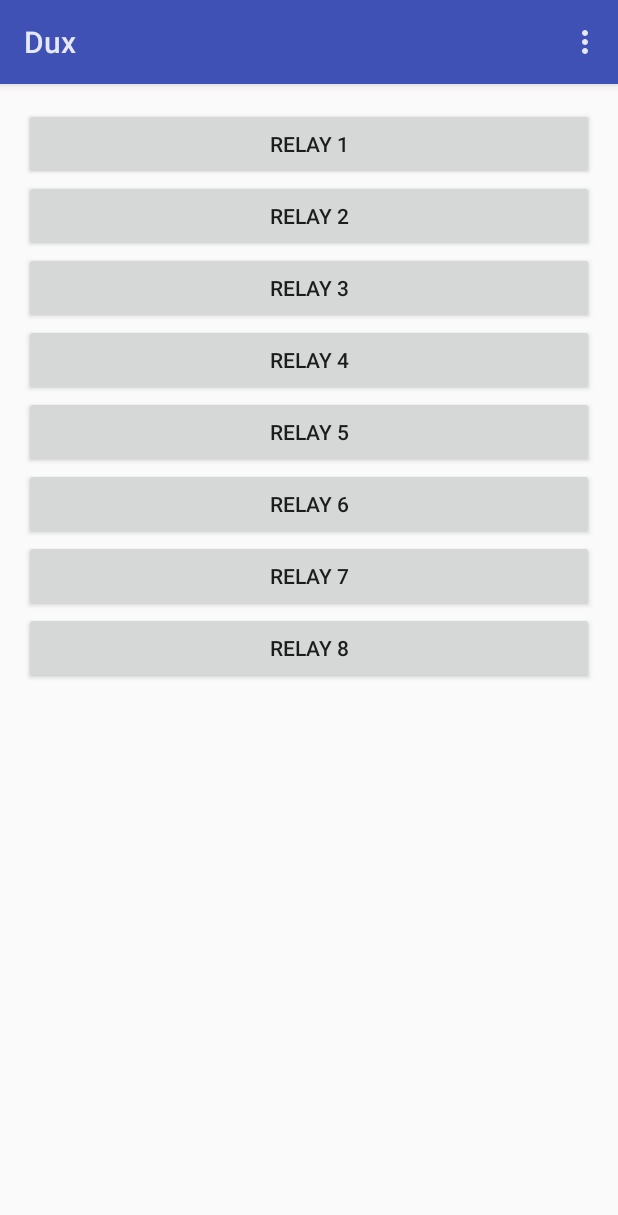
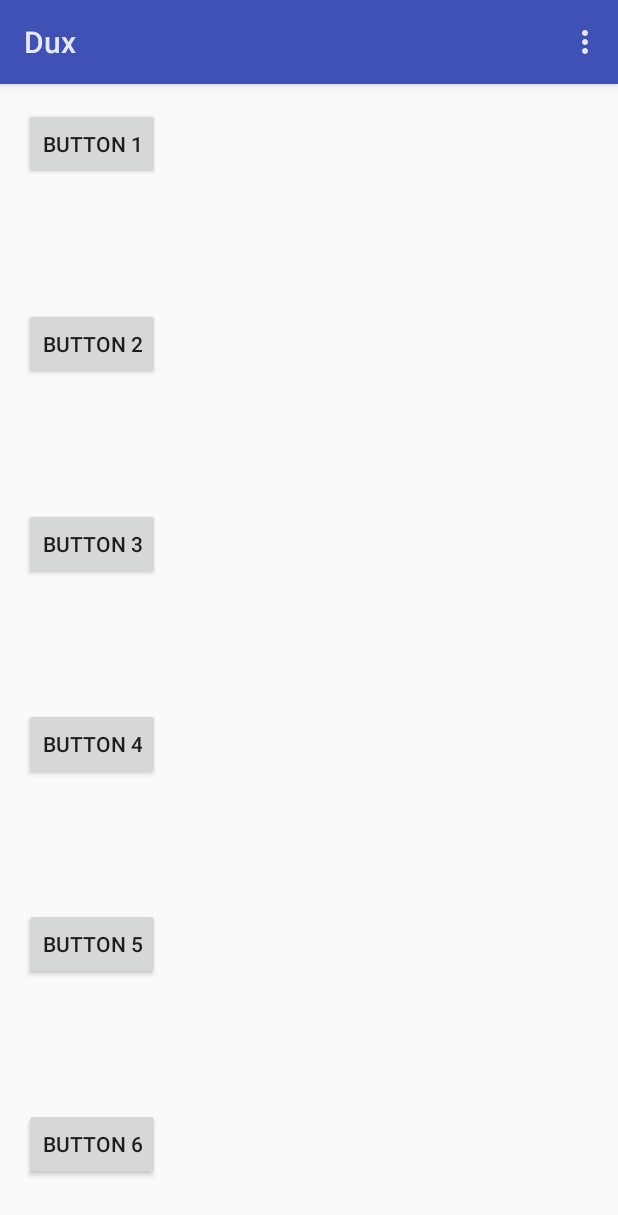
Before and after one commit to ryanturner/vulcan-unus, an Android app: the screen it shows after launch (MainActivity), on a phone screen of 412 x 824 dp. Shown: the top 1215 px of the screen. Run offline under Robolectric (Android 15) with nearby library versions, the light colour scheme and no system bars; libraries missing offline, so code that uses them is left out: com.squareup.okhttp.

Commit message:
Button creation is now independent of pins; need to update togglePin to actually reflect the new buttonStates though, and I should probably update some of the variable name sin MainActivityFragment for the states to not be so confusing... or at least at comments

```diff
--- a/vulcanus-dux-android/mobile/src/main/java/co/vulcanus/dux/model/ButtonState.java
+++ b/vulcanus-dux-android/mobile/src/main/java/co/vulcanus/dux/model/ButtonState.java
@@ -1,5 +1,6 @@
 package co.vulcanus.dux.model;
 
+import java.util.ArrayList;
 import java.util.List;
 
 /**
@@ -9,6 +10,10 @@ public class ButtonState {
     private boolean isDefault;
     private String stateName;
     private List<Pin> pinStates;
+
+    public ButtonState() {
+        this.pinStates = new ArrayList<Pin>();
+    }
 
     public boolean isDefault() {
         return isDefault;
--- /dev/null
+++ b/vulcanus-dux-android/mobile/src/main/java/co/vulcanus/dux/model/DuxButton.java
@@ -0,0 +1,88 @@
+package co.vulcanus.dux.model;
+
+import android.widget.Button;
+
+import java.io.Serializable;
+import java.util.ArrayList;
+import java.util.List;
+
+/**
+ * Created by ryan_turner on 10/20/15.
+ */
+public class DuxButton implements Serializable {
+    private int id;
+    private int left;
+    private int top;
+    private String label;
+    private transient Button view = null;
+    private List<ButtonState> buttonStateList;
+    private ButtonState currentState = null;
+
+    public DuxButton() {
+        this.buttonStateList = new ArrayList<ButtonState>();
+    }
+
+    public List<ButtonState> getButtonStateList() {
+        return buttonStateList;
+    }
+
+    public void setButtonStateList(List<ButtonState> buttonStateList) {
+        this.buttonStateList = buttonStateList;
+    }
+
+    public Button getView() {
+        return view;
+    }
+
+    public void setView(Button view) {
+        this.view = view;
+    }
+
+    public int getLeft() {
+        return left;
+    }
+
+    public void setLeft(int left) {
+        this.left = left;
+    }
+
+    public int getTop() {
+        return top;
+    }
+
+    public void setTop(int top) {
+        this.top = top;
+    }
+
+    public int getId() {
+        return id;
+    }
+
+    public void setId(int id) {
+        this.id = id;
+    }
+
+    public String getLabel() {
+        return label;
+    }
+
+    public void setLabel(String label) {
+        this.label = label;
+    }
+
+    public ButtonState getCurrentState() {
+        if(currentState == null && buttonStateList.size() > 0) {
+            for(ButtonState buttonState : buttonStateList) {
+                if(buttonState.isDefault()) {
+                    currentState = buttonState;
+                    break;
+                }
+            }
+        }
+        return currentState;
+    }
+
+    public void setCurrentState(ButtonState currentState) {
+        this.currentState = currentState;
+    }
+}
--- /dev/null
+++ b/vulcanus-dux-android/mobile/src/main/java/co/vulcanus/dux/model/PanelModel.java
@@ -0,0 +1,34 @@
+package co.vulcanus.dux.model;
+
+import android.util.Log;
+
+import java.io.Serializable;
+import java.util.ArrayList;
+import java.util.List;
+
+import co.vulcanus.dux.util.Constants;
+
+/**
+ * Created by ryan_turner on 10/21/15.
+ */
+public class PanelModel implements Serializable {
+    private List<DuxButton> buttons = new ArrayList<DuxButton>();
+
+    public List<DuxButton> getButtons() {
+        return buttons;
+    }
+
+    public DuxButton getButtonForId(int id) {
+        for(DuxButton duxButton : buttons) {
+            if(duxButton.getId() == id) {
+                return duxButton;
+            }
+        }
+        Log.e(Constants.LOG_TAG, "Failed to find button for ID " + id);
+        return null;
+    }
+
+    public void setButtons(List<DuxButton> buttons) {
+        this.buttons = buttons;
+    }
+}
--- a/vulcanus-dux-android/mobile/src/main/java/co/vulcanus/dux/ui/fragment/MainActivityFragment.java
+++ b/vulcanus-dux-android/mobile/src/main/java/co/vulcanus/dux/ui/fragment/MainActivityFragment.java
@@ -5,15 +5,19 @@ import android.graphics.PorterDuff;
 import android.preference.PreferenceManager;
 import android.support.v4.app.Fragment;
 import android.os.Bundle;
-import android.util.Log;
 import android.view.LayoutInflater;
 import android.view.View;
 import android.view.ViewGroup;
 import android.widget.Button;
-import android.widget.LinearLayout;
+import android.widget.RelativeLayout;
+
+import java.util.ArrayList;
 
 import co.vulcanus.dux.R;
+import co.vulcanus.dux.model.ButtonState;
 import co.vulcanus.dux.model.DeviceState;
+import co.vulcanus.dux.model.DuxButton;
+import co.vulcanus.dux.model.PanelModel;
 import co.vulcanus.dux.model.Pin;
 import co.vulcanus.dux.service.RestClient;
 import co.vulcanus.dux.util.Constants;
@@ -27,15 +31,11 @@ import retrofit.Retrofit;
  * A placeholder fragment containing a simple view.
  */
 public class MainActivityFragment extends Fragment implements View.OnClickListener, SharedPreferences.OnSharedPreferenceChangeListener {
-    Button button1;
-    Button button2;
-    Button button3;
-    Button button4;
-    Button button5;
-    Button button6;
-    Button button7;
-    Button button8;
+    RelativeLayout panel;
     DeviceState deviceState;
+    PanelModel panelModel;
+    SharedPreferences SP;
+    View view;
 
     public MainActivityFragment() {
     }
@@ -43,17 +43,64 @@ public class MainActivityFragment extends Fragment implements View.OnClickListen
     @Override
     public View onCreateView(LayoutInflater inflater, ViewGroup container,
                              Bundle savedInstanceState) {
-        View view = inflater.inflate(R.layout.fragment_main, container, false);
-        LinearLayout linearLayout = (LinearLayout)view.findViewById(R.id.linearLayout);
-
-
-        for(int i = 0; i < linearLayout.getChildCount(); i++) {
-            Button button = (Button) linearLayout.getChildAt(i);
-            button.setOnClickListener(this);
-
-        }
+        view = inflater.inflate(R.layout.fragment_main, container, false);
+        panel = (RelativeLayout)view.findViewById(R.id.panel);
+        panelModel = new PanelModel();
+        SP = PreferenceManager.getDefaultSharedPreferences(this.getContext());
+        initialCreateButtons();
         this.setDeviceState();
         return view;
+    }
+
+    /**
+     * This method gets called when the app needs to start from scratch and create all of the buttons
+     * This generally should only be called on the first run
+     */
+    private void initialCreateButtons() {
+        panel = (RelativeLayout) view.findViewById(R.id.panel);
+        for (int i = 0; i < Integer.valueOf(SP.getString(Constants.EMBEDDED_NUMBER_OF_RELAYS, Constants.EMBEDDED_NUMBER_OF_RELAYS_DEFAULT)); i++) {
+            DuxButton duxButton = new DuxButton();
+            Button button = new Button(getContext());
+            button.setText("Button " + (i + 1));
+            int buttonId = i +
+                    Integer.valueOf(SP.getString(Constants.EMBEDDED_FIRST_PIN,
+                            Constants.EMBEDDED_FIRST_PIN_DEFAULT));
+            button.setTag(buttonId);
+            duxButton.setId(buttonId);
+            RelativeLayout.LayoutParams layoutParams = new RelativeLayout.LayoutParams(
+                    ViewGroup.LayoutParams.WRAP_CONTENT,
+                    ViewGroup.LayoutParams.WRAP_CONTENT);
+            int topMargin = (i == 0) ? 0 : i * 200;
+            layoutParams.setMargins(0, i * 200, 0, 0);
+
+            ButtonState offState = new ButtonState();
+            offState.setStateName("Off");
+            ArrayList<Pin> offStateStates = new ArrayList<Pin>();
+            Pin offStateStatesPin = new Pin();
+            offStateStatesPin.setIsHigh(false);
+            offStateStatesPin.setNumber(buttonId);
+            offStateStates.add(offStateStatesPin);
+            offState.setPinStates(offStateStates);
+            offState.setIsDefault(true);
+            duxButton.getButtonStateList().add(offState);
+
+            ButtonState onState = new ButtonState();
+            onState.setStateName("On");
+            ArrayList<Pin> onStateStates = new ArrayList<Pin>();
+            Pin onStateStatesPin = new Pin();
+            onStateStatesPin.setIsHigh(true);
+            onStateStatesPin.setNumber(buttonId);
+            onStateStates.add(onStateStatesPin);
+            onState.setPinStates(onStateStates);
+            duxButton.getButtonStateList().add(onState);
+
+            offState.setPinStates(offStateStates);
+            button.setLayoutParams(layoutParams);
+            button.setOnClickListener(this);
+            panel.addView(button);
+            duxButton.setView(button);
+            panelModel.getButtons().add(duxButton);
+        }
     }
     public void setDeviceState() {
         SharedPreferences SP = PreferenceManager.getDefaultSharedPreferences(this.getContext());
@@ -74,49 +121,15 @@ public class MainActivityFragment extends Fragment implements View.OnClickListen
 
     @Override
     public void onClick(View v) {
-        switch (v.getId()) {
-            case R.id.button: {
-                this.togglePin(v, 2);
-                break;
-            }
-            case R.id.button2: {
-                this.togglePin(v, 3);
-                break;
-            }
-            case R.id.button3: {
-                this.togglePin(v, 4);
-                break;
-            }
-            case R.id.button4: {
-                this.togglePin(v, 5);
-                break;
-            }
-            case R.id.button5: {
-                this.togglePin(v, 6);
-                break;
-            }
-            case R.id.button6: {
-                this.togglePin(v, 7);
-                break;
-            }
-            case R.id.button7: {
-                this.togglePin(v, 8);
-                break;
-            }
-            case R.id.button8: {
-                this.togglePin(v, 9);
-                break;
-            }
-            default: {
-
-                break;
-            }
+        int id = Integer.valueOf(v.getTag().toString());
+        DuxButton button = panelModel.getButtonForId(id);
+        if(button != null) {
+            this.togglePin(v, id);
         }
     }
 
     private void togglePin(View v, int pinNumber) {
         Pin pin = this.deviceState.getPin(pinNumber);
-        SharedPreferences SP = PreferenceManager.getDefaultSharedPreferences(this.getContext());
         boolean reverseLogic = SP.getBoolean(Constants.EMBEDDED_REVERSE_LOGIC, Constants.EMBEDDED_REVERSE_LOGIC_DEFAULT);
         pin.setIsHigh(!pin.isHigh());
         if(pin.isHigh() ^ reverseLogic) { //Good 'ol xor!
--- a/vulcanus-dux-android/mobile/src/main/res/layout/fragment_main.xml
+++ b/vulcanus-dux-android/mobile/src/main/res/layout/fragment_main.xml
@@ -4,65 +4,7 @@
     android:paddingRight="@dimen/activity_horizontal_margin"
     android:paddingTop="@dimen/activity_vertical_margin"
     android:paddingBottom="@dimen/activity_vertical_margin" tools:showIn="@layout/activity_main"
-    tools:context=".MainActivityFragment">
-
-    <LinearLayout
-        android:orientation="vertical"
-        android:layout_width="match_parent"
-        android:layout_height="match_parent"
-        android:layout_alignParentTop="true"
-        android:layout_alignParentLeft="true"
-        android:layout_alignParentStart="true"
-        android:id="@+id/linearLayout">
-
-        <Button
-            android:layout_width="fill_parent"
-            android:layout_height="wrap_content"
-            android:text="@string/relay_1"
-            android:id="@+id/button" />
-
-        <Button
-            android:layout_width="fill_parent"
-            android:layout_height="wrap_content"
-            android:text="@string/relay_2"
-            android:id="@+id/button2" />
-
-        <Button
-            android:layout_width="fill_parent"
-            android:layout_height="wrap_content"
-            android:text="@string/relay_3"
-            android:id="@+id/button3" />
-
-        <Button
-            android:layout_width="fill_parent"
-            android:layout_height="wrap_content"
-            android:text="@string/relay_4"
-            android:id="@+id/button4" />
-
-        <Button
-            android:layout_width="fill_parent"
-            android:layout_height="wrap_content"
-            android:text="@string/relay_5"
-            android:id="@+id/button5" />
-
-        <Button
-            android:layout_width="fill_parent"
-            android:layout_height="wrap_content"
-            android:text="@string/relay_6"
-            android:id="@+id/button6" />
-
-        <Button
-            android:layout_width="fill_parent"
-            android:layout_height="wrap_content"
-            android:text="@string/relay_7"
-            android:id="@+id/button7" />
-
-        <Button
-            android:layout_width="fill_parent"
-            android:layout_height="wrap_content"
-            android:text="@string/relay_8"
-            android:id="@+id/button8" />
-
-    </LinearLayout>
+    tools:context=".MainActivityFragment"
+    android:id="@+id/panel">
 
 </RelativeLayout>
```
Also changed, not shown: vulcanus-dux-android/mobile/src/main/java/co/vulcanus/dux/model/Button.java (deleted, +0 -54 lines).
